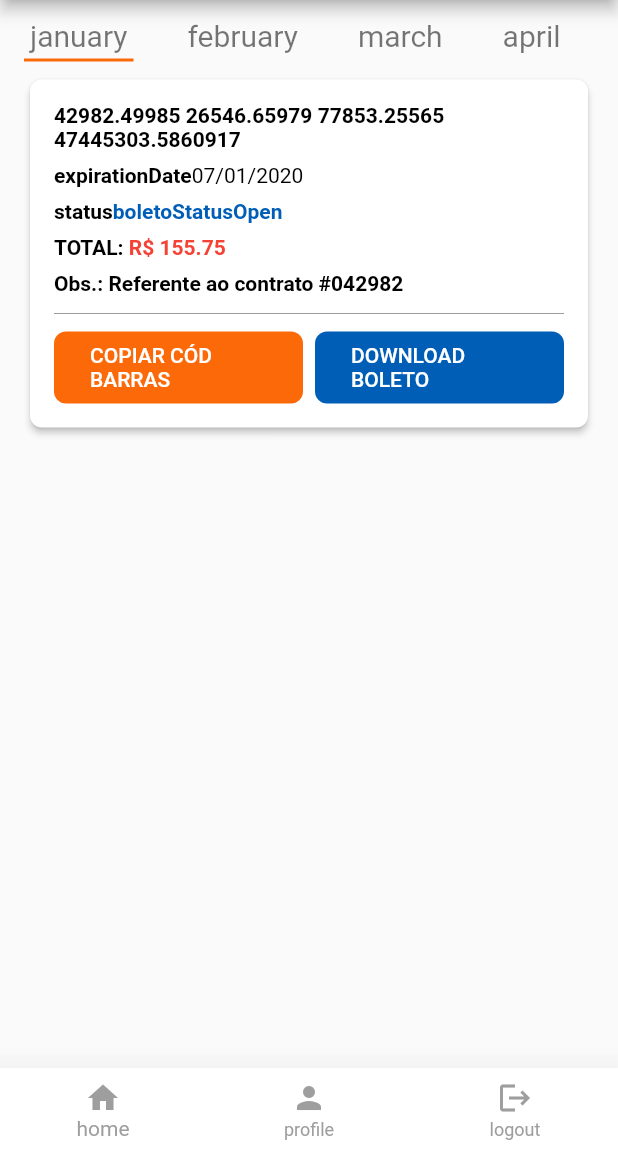
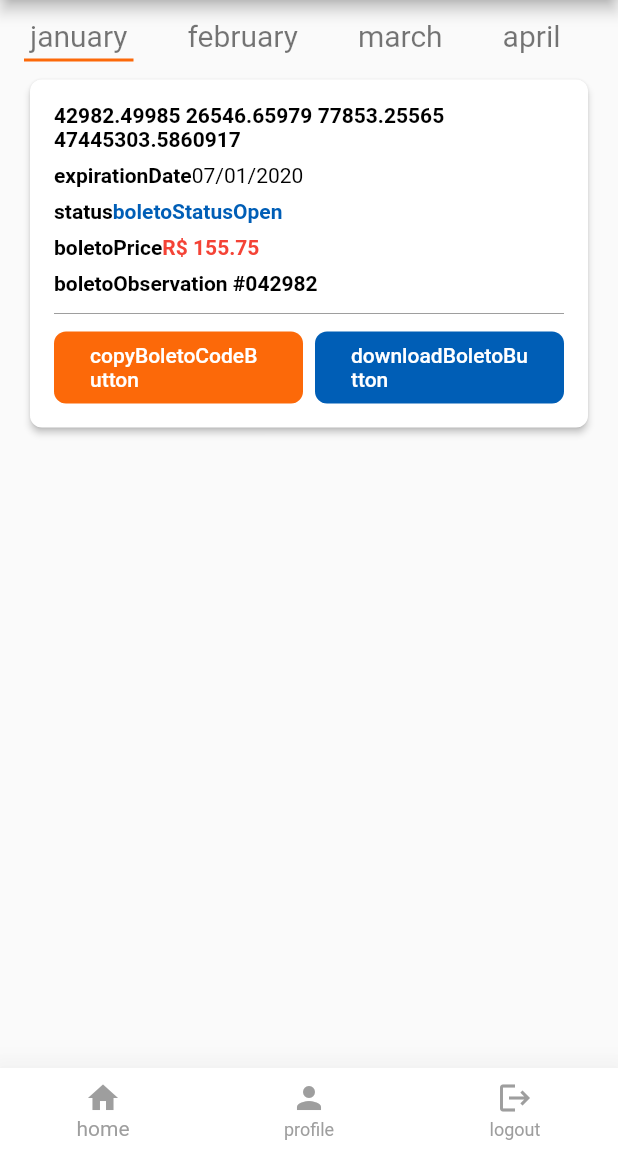
Before and after one commit to Ascenio/boleto_demo, a Flutter app: the screen it shows after launch, on a phone screen of 412 x 824 dp, the part 84-1236 px from its top. Run offline on Flutter 3.47's test engine with Material 2 defaults, Android fonts, the phone set to English and light mode, and no system bars; our stand-ins replace get.

Commit message:
style: movido constantes para Translation

```diff
--- a/lib/app/translations/languages/pt_BR.dart
+++ b/lib/app/translations/languages/pt_BR.dart
@@ -19,6 +19,11 @@ const pt_BR = <String, String>{
   TranslationKeys.status: 'SITUAÇÃO: ',
   TranslationKeys.boletoStatusOpen: 'ABERTO',
   TranslationKeys.boletoStatusPaid: 'QUITADO',
+  TranslationKeys.boletoPrice: 'TOTAL: ',
+  TranslationKeys.boletoObservation: 'Obs.: Referente ao contrato ',
+  TranslationKeys.copyBoletoCodeButton: 'COPIAR CÓD BARRAS',
+  TranslationKeys.downloadBoletoButton: 'DOWNLOAD BOLETO',
+  TranslationKeys.noBoletoFound: 'Nenhum boleto a ser pago ;)',
 };
 
 abstract class TranslationKeys {
@@ -42,4 +47,9 @@ abstract class TranslationKeys {
   static const status = 'status';
   static const boletoStatusOpen = 'boletoStatusOpen';
   static const boletoStatusPaid = 'boletoStatusPaid';
+  static const boletoPrice = 'boletoPrice';
+  static const boletoObservation = 'boletoObservation';
+  static const copyBoletoCodeButton = 'copyBoletoCodeButton';
+  static const downloadBoletoButton = 'downloadBoletoButton';
+  static const noBoletoFound = 'noBoletoFound';
 }
--- a/lib/app/widgets/boleto/boleto_card.dart
+++ b/lib/app/widgets/boleto/boleto_card.dart
@@ -59,7 +59,7 @@ class BoletoCard extends StatelessWidget {
             ),
             SizedBox(height: spacingBetweenFields),
             BoletoCardField(
-              title: 'TOTAL: ',
+              title: TranslationKeys.boletoPrice.tr,
               description: 'R\$ ${boleto.price.toStringAsFixed(2)}',
               descriptionStyle: TextStyle(
                 fontWeight: FontWeight.bold,
@@ -68,7 +68,7 @@ class BoletoCard extends StatelessWidget {
             ),
             SizedBox(height: spacingBetweenFields),
             Text(
-              'Obs.: Referente ao contrato #${boleto.crontact.id}',
+              '${TranslationKeys.boletoObservation.tr} #${boleto.crontact.id}',
               style: TextStyle(fontWeight: FontWeight.bold),
             ),
             const SizedBox(height: 4),
@@ -80,7 +80,7 @@ class BoletoCard extends StatelessWidget {
                     ? Spacer()
                     : Flexible(
                         child: BoletoCardButton(
-                          text: 'COPIAR CÓD BARRAS',
+                          text: TranslationKeys.copyBoletoCodeButton.tr,
                           onPressed: () {},
                         ),
                       ),
@@ -88,7 +88,7 @@ class BoletoCard extends StatelessWidget {
                 Flexible(
                   child: BoletoCardButton(
                     color: theme.accentColor,
-                    text: 'DOWNLOAD BOLETO',
+                    text: TranslationKeys.downloadBoletoButton.tr,
                     onPressed: () {},
                   ),
                 ),
--- a/lib/app/widgets/boleto/no_boleto_found.dart
+++ b/lib/app/widgets/boleto/no_boleto_found.dart
@@ -1,13 +1,16 @@
 import 'package:flutter/material.dart';
+import 'package:get/get.dart';
+
+import '../../translations/languages/pt_BR.dart';
 
 class NoBoletoFound extends StatelessWidget {
   const NoBoletoFound({Key key}) : super(key: key);
 
   @override
   Widget build(BuildContext context) {
-    return const Center(
+    return Center(
       child: Text(
-        'Nenhum boleto a ser pago ;)',
+        TranslationKeys.noBoletoFound.tr,
         style: TextStyle(
           fontWeight: FontWeight.w700,
         ),
```
